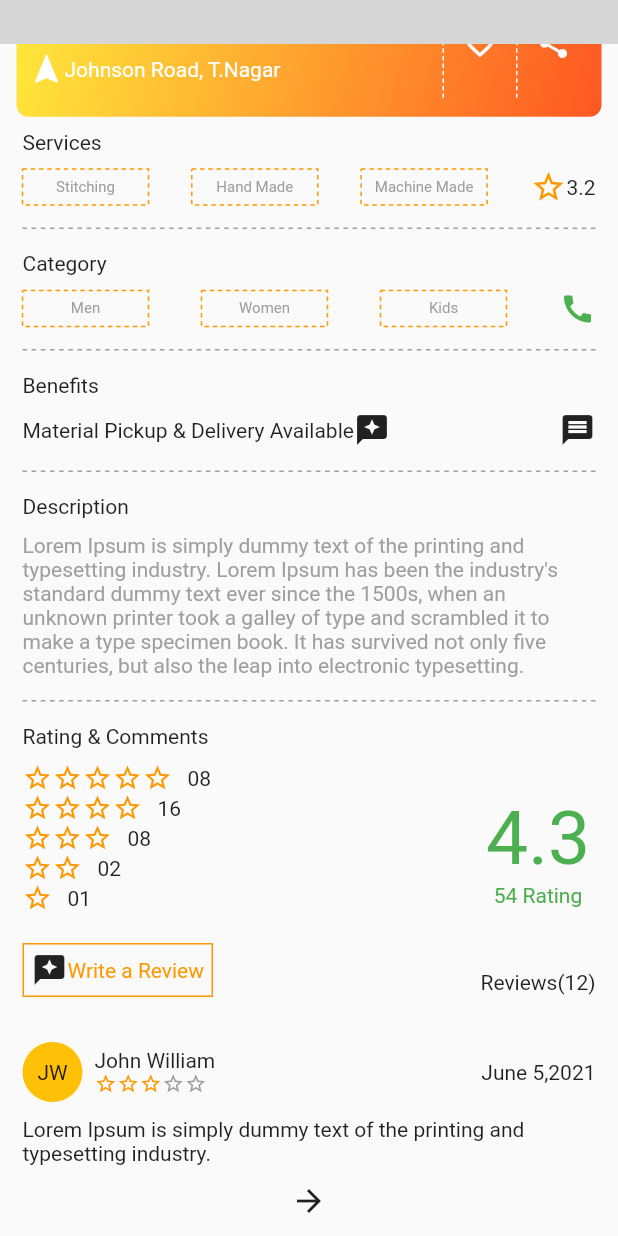
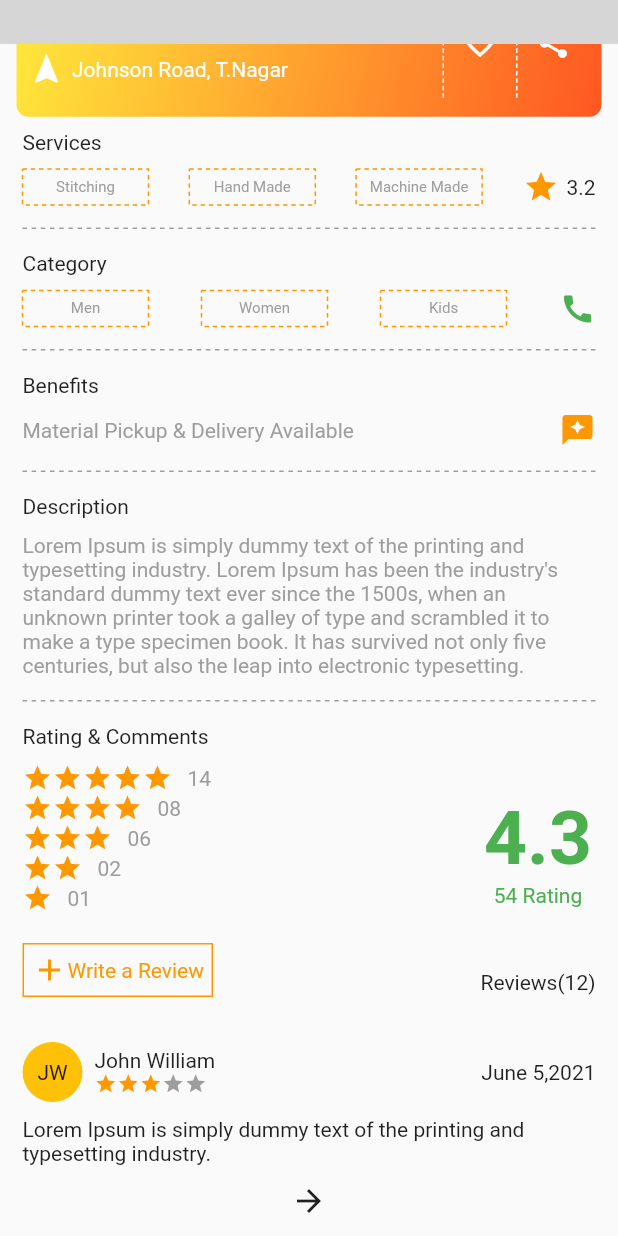
Before and after one commit to shabaad/Ecommerce-UI, a Flutter app: the screen it shows after launch, scrolled down 271 dp, on a phone screen of 412 x 824 dp. Run offline on Flutter 3.47's test engine with Material 2 defaults, Android fonts, the phone set to English and light mode, and no system bars; drawn by our look-alikes of dotted_border, dotted_line; network calls fail; grey boxes are pictures that could not be loaded.

Commit message:
"UI update"

```diff
--- a/lib/main.dart
+++ b/lib/main.dart
@@ -1,4 +1,6 @@
 import 'package:ecommerce_app/provider/icon_change.dart';
+import 'package:ecommerce_app/provider/show_all.dart';
+
 import 'package:ecommerce_app/provider/show_hide.dart';
 import 'package:ecommerce_app/views/order_details_page.dart';
 import 'package:ecommerce_app/views/order_page.dart';
@@ -15,8 +17,11 @@ void main() {
       ChangeNotifierProvider(
         create: (context) => IconToggle(),
       ),
+      ChangeNotifierProvider(
+        create: (context) => ShowAll(),
+      ),
     ],
-    child: MyApp(),
+    child: const MyApp(),
   ));
 }
 
@@ -26,17 +31,16 @@ class MyApp extends StatelessWidget {
   @override
   Widget build(BuildContext context) {
     return MaterialApp(
+      debugShowCheckedModeBanner: false,
       title: 'Ecommerce task',
-      initialRoute: '/firstScreen',
       routes: {
-        '/firstScreen': (context) => const ShopPage(),
         '/secondScreen': (context) => OrderPage(),
         '/thirdScreen': (context) => const OrderDetailsPage(),
       },
       theme: ThemeData(
         primarySwatch: Colors.blue,
       ),
-      home: OrderDetailsPage(),
+      home: ShopPage(),
     );
   }
 }
--- a/lib/views/order_details_page.dart
+++ b/lib/views/order_details_page.dart
@@ -2,8 +2,7 @@ import 'package:ecommerce_app/provider/show_hide.dart';
 import 'package:ecommerce_app/views/widgets/order_details/dummy_product_container.dart';
 import 'package:ecommerce_app/views/widgets/order_details/item_container.dart';
 import 'package:ecommerce_app/views/widgets/order_details/order_details_appbar.dart';
-import 'package:ecommerce_app/views/widgets/order_details/order_status.dart';
-import 'package:ecommerce_app/views/widgets/order_page/product_container.dart';
+
 import 'package:ecommerce_app/views/widgets/order_page/user_container.dart';
 import 'package:ecommerce_app/views/widgets/shop_page/divider.dart';
 import 'package:flutter/material.dart';
@@ -44,7 +43,7 @@ class OrderDetailsPage extends StatelessWidget {
             SizedBox(
               height: 20,
             ),
-            Consumer<TabToggle>(builder: (context, appData, child) {
+            Consumer<TabToggle>(builder: (context1, appData, child) {
               return ItemContainer(
                 text: "Item 1",
               );
--- a/lib/views/order_page.dart
+++ b/lib/views/order_page.dart
@@ -1,3 +1,4 @@
+import 'package:ecommerce_app/core/colors.dart';
 import 'package:ecommerce_app/views/widgets/order_details/dummy_product_container.dart';
 import 'package:ecommerce_app/views/widgets/order_page/addon_container.dart';
 import 'package:ecommerce_app/views/widgets/order_page/appointment_container.dart';
@@ -68,7 +69,7 @@ class OrderPage extends StatelessWidget {
                         SizedBox(
                           height: 8,
                         ),
-                        ExpandableText(),
+                        AddOnContainer(),
                         SizedBox(
                           height: 10,
                         ),
@@ -85,7 +86,7 @@ class OrderPage extends StatelessWidget {
                   title: 'Vendor Notes for tailor',
                   kHeight: 30,
                   kWidth: double.infinity,
-                  kColor: Colors.orange,
+                  kColor: kOrangeColor,
                   kFontSize: 15,
                 ),
                 SizedBox(
--- a/lib/views/shop_page.dart
+++ b/lib/views/shop_page.dart
@@ -1,5 +1,6 @@
 import 'package:ecommerce_app/views/order_details_page.dart';
 import 'package:ecommerce_app/views/order_page.dart';
+import 'package:ecommerce_app/views/widgets/order_details/status_icon.dart';
 import 'package:ecommerce_app/views/widgets/shop_page/divider.dart';
 import 'package:ecommerce_app/views/widgets/shop_page/shop_details.dart';
 import 'package:ecommerce_app/views/widgets/shop_page/shop_images.dart';
@@ -37,7 +38,7 @@ class ShopPage extends StatelessWidget {
               onPressed: () => Navigator.pushNamed(context, '/secondScreen'),
               icon: Icon(
                 Icons.arrow_forward,
-              ))
+              )),
         ],
       ),
     );
--- a/lib/views/widgets/order_details/order_details_appbar.dart
+++ b/lib/views/widgets/order_details/order_details_appbar.dart
@@ -23,7 +23,10 @@ class OrderDetailsAppbar extends StatelessWidget {
         SizedBox(
           width: 80,
         ),
-        Text('Order Details - ORD123123')
+        Text(
+          'Order Details - ORD123123',
+          style: TextStyle(fontWeight: FontWeight.bold),
+        )
       ],
     );
   }
--- a/lib/views/widgets/order_page/order_appbar.dart
+++ b/lib/views/widgets/order_page/order_appbar.dart
@@ -21,7 +21,10 @@ class OrderPageAppBar extends StatelessWidget {
             ),
           ),
         ),
-        Text('Order Details - ORD123123'),
+        Text(
+          'Order Details - ORD123123',
+          style: TextStyle(fontWeight: FontWeight.bold),
+        ),
         Row(
           mainAxisAlignment: MainAxisAlignment.spaceBetween,
           children: [
--- a/lib/views/widgets/order_page/order_container.dart
+++ b/lib/views/widgets/order_page/order_container.dart
@@ -20,7 +20,10 @@ class OrderPageContainer extends StatelessWidget {
       padding: const EdgeInsets.all(12.0),
       decoration: BoxDecoration(
           borderRadius: BorderRadius.circular(8),
-          border: Border.all(color: Colors.blue)),
+          border: Border.all(
+            width: 0.5,
+            color: Colors.indigoAccent,
+          )),
       child: containerChild,
     );
   }
--- a/lib/views/widgets/order_page/pickup_container.dart
+++ b/lib/views/widgets/order_page/pickup_container.dart
@@ -47,6 +47,7 @@ class PickUpContainer extends StatelessWidget {
               children: [
                 Icon(
                   Icons.reviews,
+                  color: Colors.blue,
                   size: 15,
                 ),
               ],
--- a/lib/views/widgets/shop_page/shop_details.dart
+++ b/lib/views/widgets/shop_page/shop_details.dart
@@ -45,8 +45,11 @@ class ShopDetails extends StatelessWidget {
               Row(
                 children: [
                   Icon(
-                    Icons.star_border,
+                    Icons.star,
                     color: kOrangeColor,
+                  ),
+                  SizedBox(
+                    width: 5,
                   ),
                   Text('3.2')
                 ],
@@ -115,12 +118,15 @@ class ShopDetails extends StatelessWidget {
               Row(
                 mainAxisAlignment: MainAxisAlignment.spaceBetween,
                 children: [
-                  Text('Material Pickup & Delivery Available'),
-                  Icon(Icons.reviews)
+                  Text(
+                    'Material Pickup & Delivery Available',
+                    style: kGreyStyle,
+                  ),
                 ],
               ),
               Icon(
-                Icons.message,
+                Icons.reviews,
+                color: kOrangeColor,
               )
             ],
           ),
@@ -157,117 +163,75 @@ class ShopDetails extends StatelessWidget {
                 children: [
                   Row(
                     children: [
+                      for (var i = 0; i < 5; i++)
                         Icon(
-                        Icons.star_border,
-                        size: 20,
-                        color: kOrangeColor,
-                      ),
-                      Icon(
-                        Icons.star_border,
-                        size: 20,
-                        color: kOrangeColor,
-                      ),
-                      Icon(
-                        Icons.star_border,
-                        size: 20,
-                        color: kOrangeColor,
-                      ),
-                      Icon(
-                        Icons.star_border,
-                        size: 20,
-                        color: kOrangeColor,
-                      ),
-                      Icon(
-                        Icons.star_border,
+                          Icons.star,
                           size: 20,
                           color: kOrangeColor,
                         ),
                       SizedBox(
                         width: 10,
                       ),
-                      Text('08'),
+                      Text(
+                        '14',
+                        style: kGreyStyle,
+                      )
                     ],
                   ),
                   Row(
                     children: [
+                      for (var i = 0; i < 4; i++)
                         Icon(
-                        Icons.star_border,
-                        size: 20,
-                        color: kOrangeColor,
-                      ),
-                      Icon(
-                        Icons.star_border,
-                        size: 20,
-                        color: kOrangeColor,
-                      ),
-                      Icon(
-                        Icons.star_border,
-                        size: 20,
-                        color: kOrangeColor,
-                      ),
-                      Icon(
-                        Icons.star_border,
+                          Icons.star,
                           size: 20,
                           color: kOrangeColor,
                         ),
                       SizedBox(
                         width: 10,
                       ),
-                      Text('16'),
+                      Text('08', style: kGreyStyle)
                     ],
                   ),
                   Row(
                     children: [
+                      for (var i = 0; i < 3; i++)
                         Icon(
-                        Icons.star_border,
-                        size: 20,
-                        color: kOrangeColor,
-                      ),
-                      Icon(
-                        Icons.star_border,
-                        size: 20,
-                        color: kOrangeColor,
-                      ),
-                      Icon(
-                        Icons.star_border,
+                          Icons.star,
                           size: 20,
                           color: kOrangeColor,
                         ),
                       SizedBox(
                         width: 10,
                       ),
-                      Text('08'),
+                      Text('06', style: kGreyStyle)
                     ],
                   ),
                   Row(
                     children: [
+                      for (var i = 0; i < 2; i++)
                         Icon(
-                        Icons.star_border,
-                        size: 20,
-                        color: kOrangeColor,
-                      ),
-                      Icon(
-                        Icons.star_border,
+                          Icons.star,
                           size: 20,
                           color: kOrangeColor,
                         ),
                       SizedBox(
                         width: 10,
                       ),
-                      Text('02'),
+                      Text('02', style: kGreyStyle)
                     ],
                   ),
                   Row(
                     children: [
+                      for (var i = 0; i < 1; i++)
                         Icon(
-                        Icons.star_border,
+                          Icons.star,
                           size: 20,
                           color: kOrangeColor,
                         ),
                       SizedBox(
                         width: 10,
                       ),
-                      Text('01'),
+                      Text('01', style: kGreyStyle)
                     ],
                   ),
                   SizedBox(
@@ -281,7 +245,10 @@ class ShopDetails extends StatelessWidget {
                             border: Border.all(color: Colors.orange)),
                         child: Row(
                           children: [
-                            Icon(Icons.reviews),
+                            Icon(
+                              Icons.add,
+                              color: kOrangeColor,
+                            ),
                             Text(
                               'Write a Review',
                               style: TextStyle(color: kOrangeColor),
@@ -300,11 +267,16 @@ class ShopDetails extends StatelessWidget {
                 children: [
                   Text(
                     '4.3',
-                    style: TextStyle(fontSize: 50, color: Colors.green),
+                    style: TextStyle(
+                        fontSize: 50,
+                        color: Colors.green,
+                        fontWeight: FontWeight.bold),
                   ),
                   Text(
                     '54 Rating',
-                    style: TextStyle(color: Colors.green),
+                    style: TextStyle(
+                      color: Colors.green,
+                    ),
                   ),
                   SizedBox(
                     height: 42,
@@ -338,33 +310,22 @@ class ShopDetails extends StatelessWidget {
                     crossAxisAlignment: CrossAxisAlignment.start,
                     children: [
                       Text('John William'),
-                      Row(children: [
+                      Row(
+                        children: [
+                          for (var i = 0; i < 3; i++)
                             Icon(
-                          Icons.star_border,
+                              Icons.star,
                               size: 15,
                               color: kOrangeColor,
                             ),
+                          for (var i = 0; i < 2; i++)
                             Icon(
-                          Icons.star_border,
-                          size: 15,
-                          color: kOrangeColor,
-                        ),
-                        Icon(
-                          Icons.star_border,
-                          size: 15,
-                          color: kOrangeColor,
-                        ),
-                        Icon(
-                          Icons.star_border,
+                              Icons.star,
                               size: 15,
                               color: kGreyColor,
                             ),
-                        Icon(
-                          Icons.star_border,
-                          size: 15,
-                          color: kGreyColor,
+                        ],
                       ),
-                      ]),
                     ],
                   ),
                 ],
--- a/lib/views/widgets/shop_page/top_section.dart
+++ b/lib/views/widgets/shop_page/top_section.dart
@@ -49,9 +49,14 @@ class TopSection extends StatelessWidget {
                             Icons.store,
                             color: kWhiteColor,
                           ),
+                          SizedBox(
+                            width: 5,
+                          ),
                           Text(
                             'Shop Name',
-                            style: kWhiteStyle,
+                            style: TextStyle(
+                                color: kWhiteColor,
+                                fontWeight: FontWeight.bold),
                           ),
                         ],
                       ),
@@ -61,6 +66,9 @@ class TopSection extends StatelessWidget {
                         Icon(
                           Icons.navigation,
                           color: kWhiteColor,
+                        ),
+                        SizedBox(
+                          width: 5,
                         ),
                         Text(
                           'Johnson Road, T.Nagar',
```
Also changed, not shown: lib/provider/show_all.dart (added, +11 -0 lines), lib/views/widgets/order_details/order_status.dart (+7 -19 lines), lib/views/widgets/order_details/status_icon.dart (added, +33 -0 lines), lib/views/widgets/order_page/addon_container.dart (+40 -1 lines), lib/views/widgets/order_page/final_order_container.dart (+7 -1 lines), lib/views/widgets/order_page/notes_container.dart (+8 -2 lines), 1 other file. Lines whose indentation alone changed are shown as unchanged.
